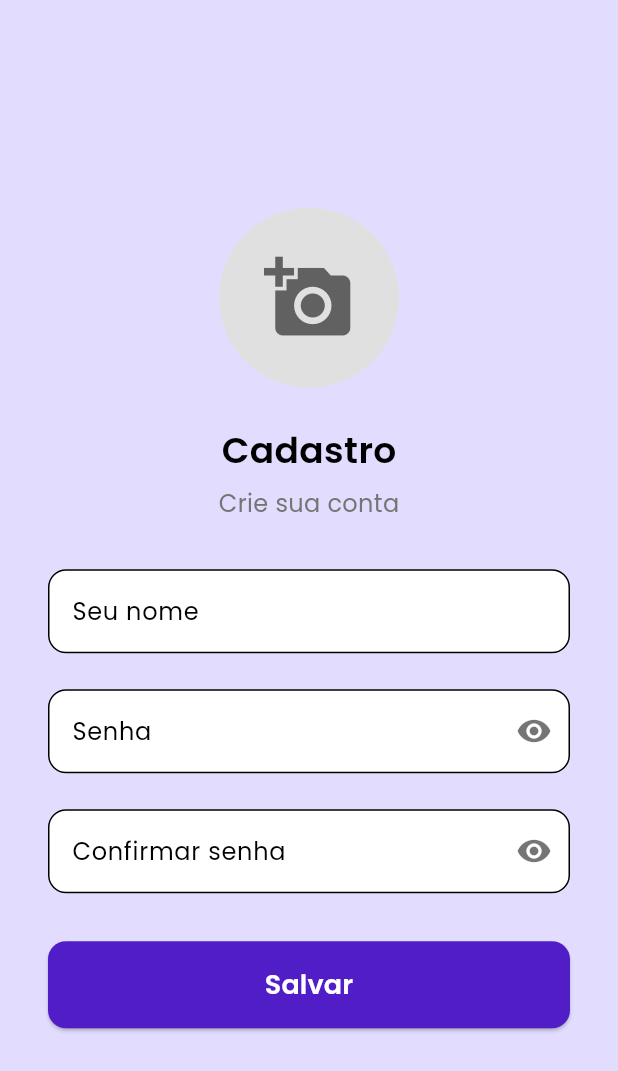
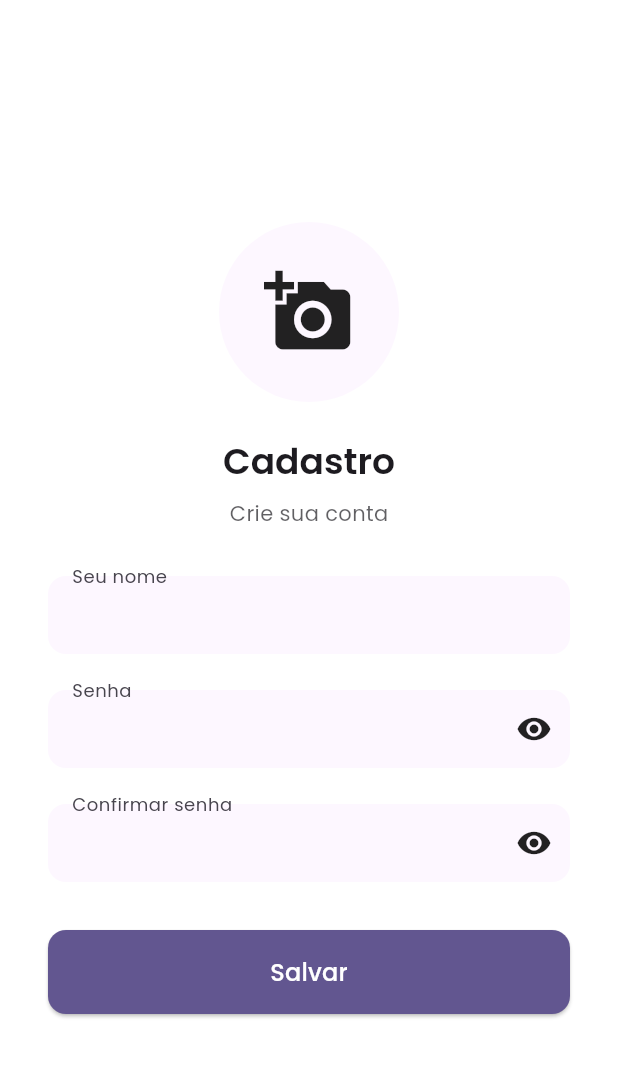
Before and after one commit to jhenrique04/contactsapp, a Flutter app: the screen it shows after launch, on a phone screen of 412 x 824 dp. Shown: the top 1071 px of the screen. Run offline on Flutter 3.47's test engine with Material 3 defaults, Android fonts, the phone set to English and light mode, and no system bars; our stand-ins replace google_fonts, image_picker, intl_phone_number_input, shared_preferences, sqflite; accounts and stored records are empty.

Commit message:
feat: initial implementation for dark mode

```diff
--- a/lib/main.dart
+++ b/lib/main.dart
@@ -1,21 +1,14 @@
-// lib/main.dart
-
 import 'package:flutter/material.dart';
 import 'package:shared_preferences/shared_preferences.dart';
 import 'package:google_fonts/google_fonts.dart';
 
 import 'ui/register_page.dart';
 import 'ui/login_page.dart';
-import 'ui/home_page.dart';
 
-void main() {
-  WidgetsFlutterBinding.ensureInitialized();
-  runApp(const MyApp());
-}
+void main() => runApp(const MyApp());
 
 class MyApp extends StatefulWidget {
   const MyApp({super.key});
-
   @override
   State<MyApp> createState() => _MyAppState();
 }
@@ -27,8 +20,8 @@ class _MyAppState extends State<MyApp> {
     final prefs = await SharedPreferences.getInstance();
     final saved = prefs.getString('password');
     return (saved == null || saved.isEmpty)
-        ? const RegisterPage()
-        : const LoginPage();
+      ? const RegisterPage()
+      : const LoginPage();
   }
 
   @override
@@ -41,49 +34,84 @@ class _MyAppState extends State<MyApp> {
   Widget build(BuildContext context) {
     return FutureBuilder<Widget>(
       future: _initialPage,
-      builder: (context, snapshot) {
-        if (snapshot.connectionState != ConnectionState.done) {
-          // Tela de loading enquanto decide qual página mostrar
+      builder: (ctx, snap) {
+        if (snap.connectionState != ConnectionState.done) {
           return const MaterialApp(
             debugShowCheckedModeBanner: false,
-            home: Scaffold(
-              body: Center(child: CircularProgressIndicator()),
-            ),
+            home: Scaffold(body: Center(child: CircularProgressIndicator())),
           );
         }
 
-        // Se algo deu errado, exibimos um placeholder de erro
-        final startPage = snapshot.data ??
-            const Scaffold(
-              body: Center(child: Text('Erro ao carregar a página inicial')),
-            );
-
         return MaterialApp(
           debugShowCheckedModeBanner: false,
+
+          // --- Tema claro ---
           theme: ThemeData(
-            textTheme: GoogleFonts.poppinsTextTheme(),
-            primaryColor: const Color(0xFFE2DDFF),
-            bottomSheetTheme: const BottomSheetThemeData(
-              backgroundColor: Colors.white,
-              surfaceTintColor: Colors.white,
+            brightness: Brightness.light,
+            primaryColor: const Color(0xFF501DC7),
+            scaffoldBackgroundColor: Colors.white,
+            colorScheme: ColorScheme.fromSeed(
+              seedColor: const Color(0xFF501DC7),
+              brightness: Brightness.light,
             ),
-            colorScheme: ColorScheme.fromSwatch().copyWith(
-              secondary: const Color(0xFFE2DDFF),
+            textTheme: GoogleFonts.poppinsTextTheme(
+              ThemeData.light().textTheme,
             ),
-            textButtonTheme: TextButtonThemeData(
-              style: ButtonStyle(
-                overlayColor:
-                    MaterialStateProperty.all(const Color(0x22000000)),
+            appBarTheme: const AppBarTheme(
+              backgroundColor: Color(0xFF501DC7),
+              centerTitle: true,
+              foregroundColor: Colors.white,
+              elevation: 0,
+            ),
+            floatingActionButtonTheme: const FloatingActionButtonThemeData(
+              backgroundColor: Color(0xFF501DC7),
+            ),
+            inputDecorationTheme: InputDecorationTheme(
+              filled: true,
+              fillColor: Colors.grey[200],
+              border: OutlineInputBorder(
+                borderRadius: BorderRadius.circular(30),
+                borderSide: BorderSide.none,
               ),
             ),
-            dialogTheme: const DialogThemeData(backgroundColor: Colors.white),
           ),
-          home: startPage,
-          routes: {
-            '/register': (_) => const RegisterPage(),
-            '/login': (_)    => const LoginPage(),
-            '/home': (_)     => const HomePage(),
-          },
+
+          // --- Tema escuro ---
+          darkTheme: ThemeData.dark().copyWith(
+            brightness: Brightness.dark,
+            primaryColor: const Color(0xFF501DC7),
+            scaffoldBackgroundColor: Colors.grey[900],
+            colorScheme: ColorScheme.fromSeed(
+              seedColor: const Color(0xFF501DC7),
+              brightness: Brightness.dark,
+            ),
+            textTheme: GoogleFonts.poppinsTextTheme(
+              ThemeData(brightness: Brightness.dark).textTheme,
+            ),
+            appBarTheme: AppBarTheme(
+              backgroundColor: Colors.grey[850],
+              centerTitle: true,
+              foregroundColor: Colors.white,
+              elevation: 0,
+            ),
+            floatingActionButtonTheme: const FloatingActionButtonThemeData(
+              backgroundColor: Color(0xFF501DC7),
+            ),
+            inputDecorationTheme: InputDecorationTheme(
+              filled: true,
+              fillColor: Colors.grey[800],
+              border: OutlineInputBorder(
+                borderRadius: BorderRadius.circular(30),
+                borderSide: BorderSide.none,
+              ),
+              hintStyle: TextStyle(color: Colors.grey[400]),
+            ),
+          ),
+
+          // Segue o modo do sistema Android/iOS
+          themeMode: ThemeMode.system,
+
+          home: snap.data,
         );
       },
     );
--- a/lib/ui/register_page.dart
+++ b/lib/ui/register_page.dart
@@ -1,9 +1,6 @@
-// lib/ui/register_page.dart
-
 import 'dart:io';
 
 import 'package:flutter/material.dart';
-import 'package:google_fonts/google_fonts.dart';
 import 'package:image_picker/image_picker.dart';
 import 'package:shared_preferences/shared_preferences.dart';
 
@@ -58,8 +55,11 @@ class _RegisterPageState extends State<RegisterPage> {
 
   @override
   Widget build(BuildContext context) {
+    final theme   = Theme.of(context);
+    final surface = theme.colorScheme.surface;
+
     return Scaffold(
-      backgroundColor: const Color(0xFFE2DDFF),
+      backgroundColor: theme.scaffoldBackgroundColor,
       body: Center(
         child: SingleChildScrollView(
           padding: const EdgeInsets.symmetric(horizontal: 32, vertical: 48),
@@ -71,13 +71,11 @@ class _RegisterPageState extends State<RegisterPage> {
                 onTap: _pickPhoto,
                 child: CircleAvatar(
                   radius: 60,
-                  backgroundColor: Colors.grey[300],
-                  backgroundImage: _photoPath != null
-                      ? FileImage(File(_photoPath!))
-                      : null,
+                  backgroundColor: surface,
+                  backgroundImage:
+                      _photoPath != null ? FileImage(File(_photoPath!)) : null,
                   child: _photoPath == null
-                      ? Icon(Icons.add_a_photo,
-                          size: 60, color: Colors.grey[700])
+                      ? Icon(Icons.add_a_photo, size: 60, color: theme.iconTheme.color)
                       : null,
                 ),
               ),
@@ -85,19 +83,14 @@ class _RegisterPageState extends State<RegisterPage> {
               // Título
               Text(
                 'Cadastro',
-                style: GoogleFonts.poppins(
-                  fontSize: 24,
-                  fontWeight: FontWeight.w600,
-                  color: Colors.black,
-                ),
+                style: theme.textTheme.headlineSmall!
+                    .copyWith(fontWeight: FontWeight.w600),
               ),
               const SizedBox(height: 8),
               Text(
                 'Crie sua conta',
-                style: GoogleFonts.poppins(
-                  fontSize: 16,
-                  color: Colors.grey[600],
-                ),
+                style: theme.textTheme.bodyMedium!
+                    .copyWith(color: theme.colorScheme.onSurface.withOpacity(0.7)),
               ),
               const SizedBox(height: 32),
               // Formulário
@@ -108,52 +101,46 @@ class _RegisterPageState extends State<RegisterPage> {
                     // Nome
                     TextFormField(
                       controller: _nameCtrl,
-                      style: GoogleFonts.poppins(color: Colors.black),
+                      style: theme.textTheme.bodyMedium,
                       decoration: InputDecoration(
                         labelText: 'Seu nome',
-                        labelStyle: GoogleFonts.poppins(color: Colors.black),
+                        floatingLabelBehavior: FloatingLabelBehavior.always,
                         filled: true,
-                        fillColor: Colors.white,
+                        fillColor: surface,
                         border: OutlineInputBorder(
                           borderRadius: BorderRadius.circular(12),
+                          borderSide: BorderSide.none,
                         ),
                       ),
-                      validator: (v) => (v == null || v.trim().isEmpty)
-                          ? 'Digite seu nome'
-                          : null,
+                      validator: (v) =>
+                          (v == null || v.trim().isEmpty) ? 'Digite seu nome' : null,
                     ),
                     const SizedBox(height: 24),
                     // Senha
                     TextFormField(
                       controller: _pass1Ctrl,
                       obscureText: _obscure,
-                      style: GoogleFonts.poppins(color: Colors.black),
+                      style: theme.textTheme.bodyMedium,
                       decoration: InputDecoration(
                         labelText: 'Senha',
-                        labelStyle: GoogleFonts.poppins(color: Colors.black),
+                        floatingLabelBehavior: FloatingLabelBehavior.always,
                         filled: true,
-                        fillColor: Colors.white,
+                        fillColor: surface,
                         border: OutlineInputBorder(
                           borderRadius: BorderRadius.circular(12),
+                          borderSide: BorderSide.none,
                         ),
                         suffixIcon: IconButton(
                           icon: Icon(
-                            _obscure
-                                ? Icons.visibility
-                                : Icons.visibility_off,
-                            color: Colors.black54,
+                            _obscure ? Icons.visibility : Icons.visibility_off,
+                            color: theme.iconTheme.color,
                           ),
-                          onPressed: () =>
-                              setState(() => _obscure = !_obscure),
+                          onPressed: () => setState(() => _obscure = !_obscure),
                         ),
                       ),
                       validator: (v) {
-                        if (v == null || v.isEmpty) {
-                          return 'Digite a senha';
-                        }
-                        if (v.length < 4) {
-                          return 'Mínimo 4 caracteres';
-                        }
+                        if (v == null || v.isEmpty) return 'Digite a senha';
+                        if (v.length < 4) return 'Mínimo 4 caracteres';
                         return null;
                       },
                     ),
@@ -162,33 +149,27 @@ class _RegisterPageState extends State<RegisterPage> {
                     TextFormField(
                       controller: _pass2Ctrl,
                       obscureText: _obscure,
-                      style: GoogleFonts.poppins(color: Colors.black),
+                      style: theme.textTheme.bodyMedium,
                       decoration: InputDecoration(
                         labelText: 'Confirmar senha',
-                        labelStyle: GoogleFonts.poppins(color: Colors.black),
+                        floatingLabelBehavior: FloatingLabelBehavior.always,
                         filled: true,
-                        fillColor: Colors.white,
+                        fillColor: surface,
                         border: OutlineInputBorder(
                           borderRadius: BorderRadius.circular(12),
+                          borderSide: BorderSide.none,
                         ),
                         suffixIcon: IconButton(
                           icon: Icon(
-                            _obscure
-                                ? Icons.visibility
-                                : Icons.visibility_off,
-                            color: Colors.black54,
+                            _obscure ? Icons.visibility : Icons.visibility_off,
+                            color: theme.iconTheme.color,
                           ),
-                          onPressed: () =>
-                              setState(() => _obscure = !_obscure),
+                          onPressed: () => setState(() => _obscure = !_obscure),
                         ),
                       ),
                       validator: (v) {
-                        if (v == null || v.isEmpty) {
-                          return 'Confirme a senha';
-                        }
-                        if (v != _pass1Ctrl.text) {
-                          return 'Senhas não coincidem';
-                        }
+                        if (v == null || v.isEmpty) return 'Confirme a senha';
+                        if (v != _pass1Ctrl.text) return 'Senhas não coincidem';
                         return null;
                       },
                     ),
@@ -199,21 +180,16 @@ class _RegisterPageState extends State<RegisterPage> {
                       child: ElevatedButton(
                         onPressed: _save,
                         style: ElevatedButton.styleFrom(
-                          backgroundColor:
-                              const Color.fromARGB(255, 80, 29, 199),
-                          padding:
-                              const EdgeInsets.symmetric(vertical: 16),
+                          backgroundColor: theme.colorScheme.primary,
+                          padding: const EdgeInsets.symmetric(vertical: 16),
                           shape: RoundedRectangleBorder(
                             borderRadius: BorderRadius.circular(12),
                           ),
                         ),
                         child: Text(
                           'Salvar',
-                          style: GoogleFonts.poppins(
-                            fontSize: 18,
-                            fontWeight: FontWeight.w600,
-                            color: Colors.white,
-                          ),
+                          style: theme.textTheme.titleMedium!
+                              .copyWith(color: theme.colorScheme.onPrimary),
                         ),
                       ),
                     ),
```
Also changed, not shown: lib/ui/contact_page.dart (+93 -69 lines), lib/ui/home_page.dart (+83 -122 lines), lib/ui/login_page.dart (+16 -21 lines), lib/ui/settings_page.dart (+26 -17 lines).
